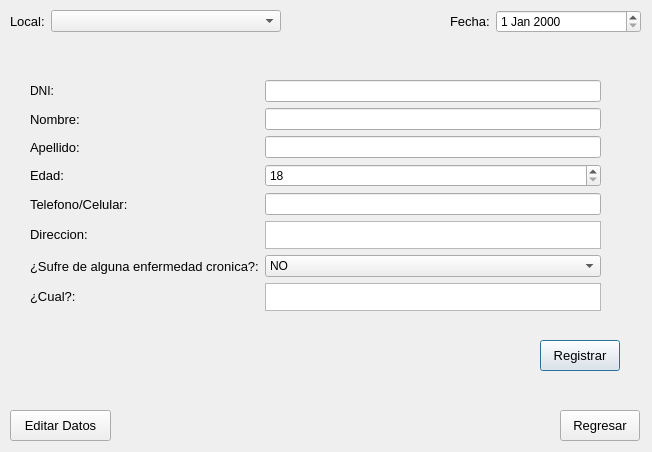
This is PAF_GUI/PAF_GRAFICA/gui/registrarpaciente.ui in JMOrbegoso/USS-2021-II-PP as Qt 5 draws it before an edit. The edited form follows.
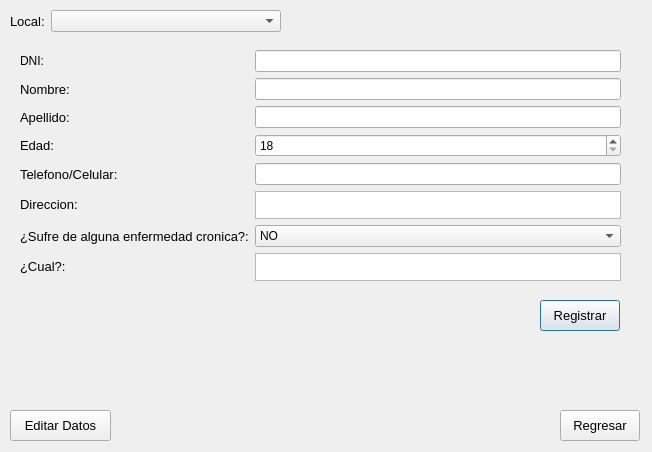
This is the edited form.

What changed in the file:
```diff
--- a/PAF_GUI/PAF_GRAFICA/gui/registrarpaciente.ui
+++ b/PAF_GUI/PAF_GRAFICA/gui/registrarpaciente.ui
@@ -16,9 +16,9 @@
   <widget class="QWidget" name="formLayoutWidget">
    <property name="geometry">
     <rect>
-     <x>30</x>
-     <y>80</y>
-     <width>571</width>
+     <x>20</x>
+     <y>50</y>
+     <width>601</width>
      <height>231</height>
     </rect>
    </property>
@@ -176,6 +176,9 @@
       <property name="enabled">
        <bool>true</bool>
       </property>
+      <property name="readOnly">
+       <bool>false</bool>
+      </property>
      </widget>
     </item>
     <item row="0" column="0">
@@ -197,7 +200,7 @@
    <property name="geometry">
     <rect>
      <x>540</x>
-     <y>340</y>
+     <y>300</y>
      <width>80</width>
      <height>31</height>
     </rect>
@@ -277,33 +280,6 @@
     </item>
    </layout>
   </widget>
-  <widget class="QWidget" name="formLayoutWidget_3">
-   <property name="geometry">
-    <rect>
-     <x>450</x>
-     <y>10</y>
-     <width>191</width>
-     <height>31</height>
-    </rect>
-   </property>
-   <layout class="QFormLayout" name="formLayout_3">
-    <item row="0" column="0">
-     <widget class="QLabel" name="label_8">
-      <property name="font">
-       <font>
-        <pointsize>10</pointsize>
-       </font>
-      </property>
-      <property name="text">
-       <string>Fecha:</string>
-      </property>
-     </widget>
-    </item>
-    <item row="0" column="1">
-     <widget class="QDateEdit" name="elegirDateEdit"/>
-    </item>
-   </layout>
-  </widget>
  </widget>
  <tabstops>
   <tabstop>elegirLocalCbox</tabstop>
```
Left out of the diff: 1 changed line with no effect on the pictures.
